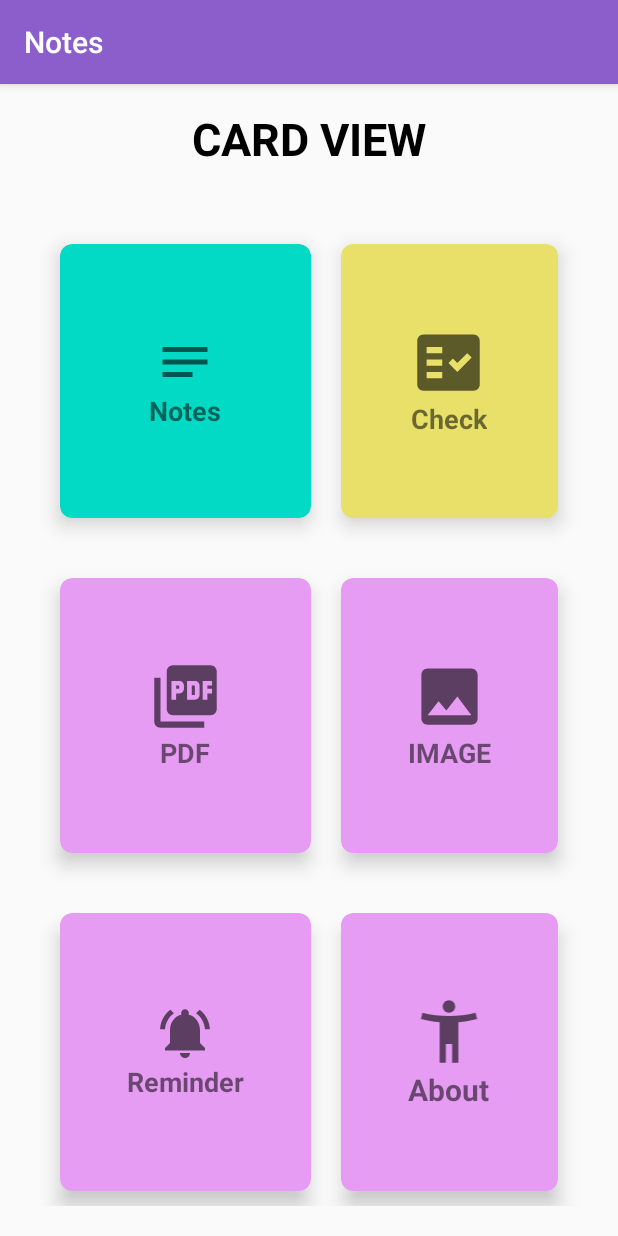
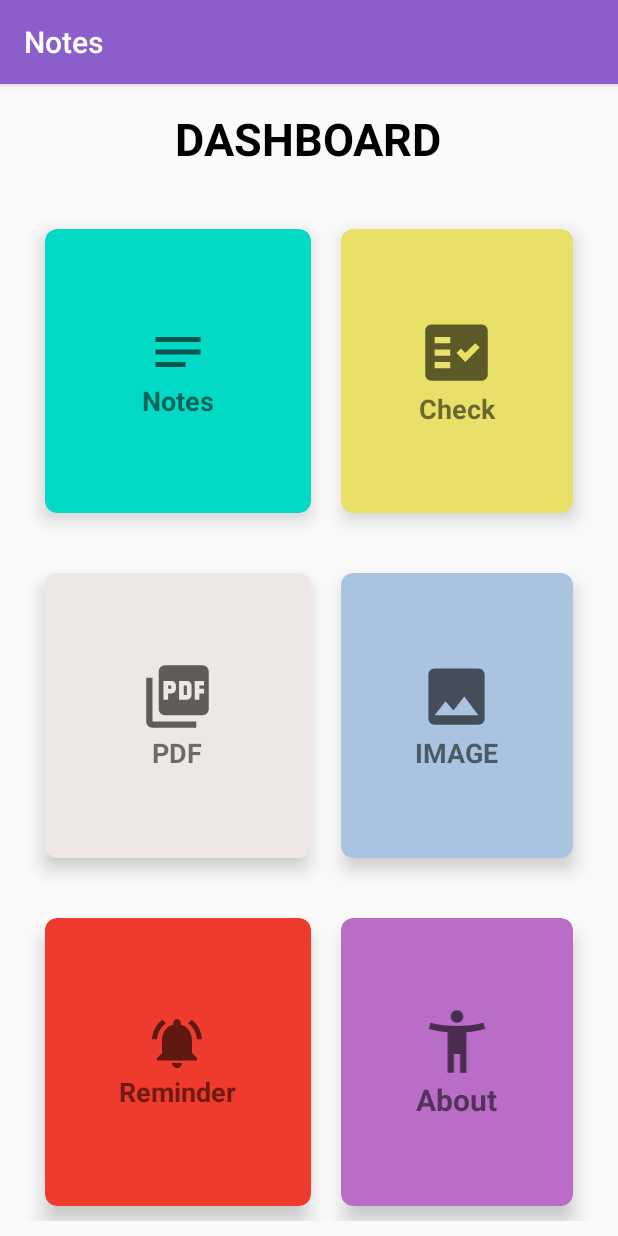
Before and after one commit to Arittra101/NotesApp, an Android app: the screen it shows after launch once a user with an empty profile is signed in (Dashboard), on a phone screen of 412 x 824 dp. Run offline under Robolectric (Android 15) with nearby library versions, the phone set to English and light mode, and no system bars; our stand-ins replace Firebase (no records; nobody signed in at launch, a user with empty details on screens opened directly); Roboto replaces fonts that are not available here.

Commit message:
bug free

```diff
--- a/Aust_Project/app/src/main/java/com/example/project/Bookmark.java
+++ b/Aust_Project/app/src/main/java/com/example/project/Bookmark.java
@@ -133,4 +133,9 @@ public class Bookmark extends AppCompatActivity {
             recyclerAdapter.stopListening();
         }
     }
+    @Override
+    public void onBackPressed() {
+        super.onBackPressed();
+        this.finish();
+    }
 }
--- a/Aust_Project/app/src/main/java/com/example/project/editnoteactivity.java
+++ b/Aust_Project/app/src/main/java/com/example/project/editnoteactivity.java
@@ -98,4 +98,9 @@ public class editnoteactivity extends AppCompatActivity {
 
 
     }
+    @Override
+    public void onBackPressed() {
+        super.onBackPressed();
+        this.finish();
+    }
 }
--- a/Aust_Project/app/src/main/java/com/example/project/notedetails.java
+++ b/Aust_Project/app/src/main/java/com/example/project/notedetails.java
@@ -31,6 +31,7 @@ public class notedetails extends AppCompatActivity {
         edit.setOnClickListener(new View.OnClickListener() {
             @Override
             public void onClick(View v) {
+                finish();
                 Intent intent = new Intent(v.getContext(),editnoteactivity.class);
                 intent.putExtra("title",data.getStringExtra("title"));
                 intent.putExtra("content",data.getStringExtra("content"));
@@ -55,4 +56,9 @@ public class notedetails extends AppCompatActivity {
 
         return super.onOptionsItemSelected(item);
     }
+    @Override
+    public void onBackPressed() {
+        super.onBackPressed();
+        this.finish();
+    }
 }
--- a/Aust_Project/app/src/main/res/layout/activity_dashboard.xml
+++ b/Aust_Project/app/src/main/res/layout/activity_dashboard.xml
@@ -11,11 +11,11 @@
         android:layout_width="wrap_content"
         android:layout_height="wrap_content"
         android:layout_centerHorizontal="true"
-        android:text="CARD VIEW"
+        android:layout_marginTop="16dp"
+        android:text="DASHBOARD"
         android:textColor="@color/black"
-        android:textStyle="bold"
         android:textSize="30dp"
-        android:layout_marginTop="16dp"/>
+        android:textStyle="bold" />
 
 
     <GridLayout
@@ -24,7 +24,7 @@
         android:layout_below="@id/title_view"
         android:rowCount="3"
         android:columnCount="2"
-        android:layout_margin="20dp"
+        android:layout_margin="10dp"
         android:layout_marginLeft="50dp"
         >
 
@@ -114,169 +114,172 @@
 
             </LinearLayout>
         </androidx.cardview.widget.CardView>
+
         <androidx.cardview.widget.CardView
-            android:foreground="?android:attr/selectableItemBackground"
-            android:clickable="true"
+            android:id="@+id/pdfView"
             android:layout_width="wrap_content"
             android:layout_height="wrap_content"
             android:layout_row="1"
-            android:id="@+id/pdfView"
+            android:layout_rowWeight="1"
             android:layout_column="0"
+            android:layout_columnWeight="1"
             android:layout_gravity="fill"
-            android:layout_rowWeight="1"
-            android:layout_columnWeight="1"
+            android:layout_margin="10dp"
             android:layout_marginLeft="20dp"
-            app:cardBackgroundColor="@color/red"
             android:layout_marginTop="30dp"
-            android:layout_margin="10dp"
+
+            android:clickable="true"
+            android:foreground="?android:attr/selectableItemBackground"
+            app:cardBackgroundColor="@color/white1"
             app:cardCornerRadius="8dp"
-            app:cardElevation="8dp"
-            >
+            app:cardElevation="8dp">
+
             <LinearLayout
                 android:layout_width="wrap_content"
                 android:layout_height="wrap_content"
-                android:orientation="vertical"
+                android:layout_gravity="center_vertical|center_horizontal"
                 android:gravity="center"
-                android:layout_gravity="center_vertical|center_horizontal">
+                android:orientation="vertical">
 
                 <ImageView
                     android:layout_width="50sp"
                     android:layout_height="50sp"
-                    android:src="@drawable/ic_baseline_picture_as_pdf_24"/>
+                    android:src="@drawable/ic_baseline_picture_as_pdf_24" />
 
                 <TextView
                     android:layout_width="wrap_content"
                     android:layout_height="wrap_content"
+                    android:layout_gravity="center_horizontal"
                     android:text="PDF"
+                    android:textAlignment="center"
                     android:textSize="18dp"
-                    android:textStyle="bold"
-                    android:textAlignment="center"
-                    android:layout_gravity="center_horizontal"/>
+                    android:textStyle="bold" />
 
             </LinearLayout>
         </androidx.cardview.widget.CardView>
+
         <androidx.cardview.widget.CardView
-            android:foreground="?android:attr/selectableItemBackground"
-            android:clickable="true"
             android:id="@+id/imageView"
             android:layout_width="wrap_content"
             android:layout_height="wrap_content"
             android:layout_row="1"
+            android:layout_rowWeight="1"
             android:layout_column="1"
+            android:layout_columnWeight="1"
             android:layout_gravity="fill"
-            android:layout_rowWeight="1"
-            android:layout_columnWeight="1"
+            android:layout_margin="10dp"
             android:layout_marginTop="30dp"
             android:layout_marginRight="20dp"
-            app:cardBackgroundColor="@color/red"
-            android:layout_margin="10dp"
+            android:clickable="true"
+            android:foreground="?android:attr/selectableItemBackground"
+            app:cardBackgroundColor="@color/sky_blue"
             app:cardCornerRadius="8dp"
-            app:cardElevation="8dp"
-            >
+            app:cardElevation="8dp">
+
             <LinearLayout
                 android:layout_width="wrap_content"
                 android:layout_height="wrap_content"
-                android:orientation="vertical"
+                android:layout_gravity="center_vertical|center_horizontal"
                 android:gravity="center"
-                android:layout_gravity="center_vertical|center_horizontal">
+                android:orientation="vertical">
 
                 <ImageView
                     android:layout_width="50sp"
-
                     android:layout_height="50sp"
-                    android:src="@drawable/ic_baseline_image_24"/>
+                    android:src="@drawable/ic_baseline_image_24" />
 
                 <TextView
                     android:layout_width="wrap_content"
                     android:layout_height="wrap_content"
+                    android:layout_gravity="center_horizontal"
                     android:text="IMAGE"
+                    android:textAlignment="center"
                     android:textSize="18sp"
-                    android:textStyle="bold"
-                    android:textAlignment="center"
-                    android:layout_gravity="center_horizontal"/>
+                    android:textStyle="bold" />
 
             </LinearLayout>
         </androidx.cardview.widget.CardView>
+
         <androidx.cardview.widget.CardView
             android:id="@+id/reminderView"
-            android:foreground="?android:attr/selectableItemBackground"
-            android:clickable="true"
             android:layout_width="wrap_content"
             android:layout_height="wrap_content"
             android:layout_row="2"
+            android:layout_rowWeight="1"
             android:layout_column="0"
+            android:layout_columnWeight="1"
             android:layout_gravity="fill"
-            android:layout_rowWeight="1"
-            android:layout_columnWeight="1"
+            android:layout_margin="10dp"
             android:layout_marginLeft="20dp"
-            app:cardBackgroundColor="@color/red"
             android:layout_marginTop="30dp"
-            android:layout_margin="10dp"
+            android:clickable="true"
+            android:foreground="?android:attr/selectableItemBackground"
+            app:cardBackgroundColor="#EF3B2D"
             app:cardCornerRadius="8dp"
-            app:cardElevation="8dp"
-            >
+            app:cardElevation="8dp">
+
             <LinearLayout
                 android:layout_width="wrap_content"
                 android:layout_height="wrap_content"
-                android:orientation="vertical"
+                android:layout_gravity="center_vertical|center_horizontal"
                 android:gravity="center"
-                android:layout_gravity="center_vertical|center_horizontal">
+                android:orientation="vertical">
 
                 <ImageView
                     android:layout_width="40dp"
                     android:layout_height="40dp"
-                    android:src="@drawable/ic_baseline_notifications_active_24"/>
+                    android:src="@drawable/ic_baseline_notifications_active_24" />
 
                 <TextView
                     android:layout_width="wrap_content"
                     android:layout_height="wrap_content"
+                    android:layout_gravity="center_horizontal"
                     android:text="Reminder"
+                    android:textAlignment="center"
                     android:textSize="18sp"
-                    android:textStyle="bold"
-                    android:textAlignment="center"
-                    android:layout_gravity="center_horizontal"/>
+                    android:textStyle="bold" />
 
             </LinearLayout>
         </androidx.cardview.widget.CardView>
 
         <androidx.cardview.widget.CardView
             android:id="@+id/aboutView"
-            android:foreground="?android:attr/selectableItemBackground"
-            android:clickable="true"
             android:layout_width="wrap_content"
             android:layout_height="wrap_content"
             android:layout_row="2"
+            android:layout_rowWeight="1"
             android:layout_column="1"
+            android:layout_columnWeight="1"
             android:layout_gravity="fill"
-            android:layout_rowWeight="1"
-            android:layout_columnWeight="1"
+            android:layout_margin="10dp"
             android:layout_marginTop="30dp"
-            app:cardBackgroundColor="@color/red"
             android:layout_marginRight="20dp"
-            android:layout_margin="10dp"
+            android:clickable="true"
+            android:foreground="?android:attr/selectableItemBackground"
+            app:cardBackgroundColor="#B96DC6"
             app:cardCornerRadius="8dp"
-            app:cardElevation="8dp"
-            >
+            app:cardElevation="8dp">
+
             <LinearLayout
                 android:layout_width="wrap_content"
                 android:layout_height="wrap_content"
-                android:orientation="vertical"
+                android:layout_gravity="center_vertical|center_horizontal"
                 android:gravity="center"
-                android:layout_gravity="center_vertical|center_horizontal">
+                android:orientation="vertical">
 
                 <ImageView
                     android:layout_width="56sp"
                     android:layout_height="50sp"
-                    android:src="@drawable/ic_baseline_accessibility_new_24"/>
+                    android:src="@drawable/ic_baseline_accessibility_new_24" />
 
                 <TextView
                     android:layout_width="wrap_content"
                     android:layout_height="wrap_content"
+                    android:layout_gravity="center_horizontal"
                     android:text="About"
+                    android:textAlignment="center"
                     android:textSize="20sp"
-                    android:textStyle="bold"
-                    android:textAlignment="center"
-                    android:layout_gravity="center_horizontal"/>
+                    android:textStyle="bold" />
 
             </LinearLayout>
         </androidx.cardview.widget.CardView>
```
Also changed, not shown: Aust_Project/app/src/main/java/com/example/project/RetrievePdf.java (+9 -9 lines), Aust_Project/app/src/main/java/com/example/project/pdfUplpad.java (+7 -0 lines).
